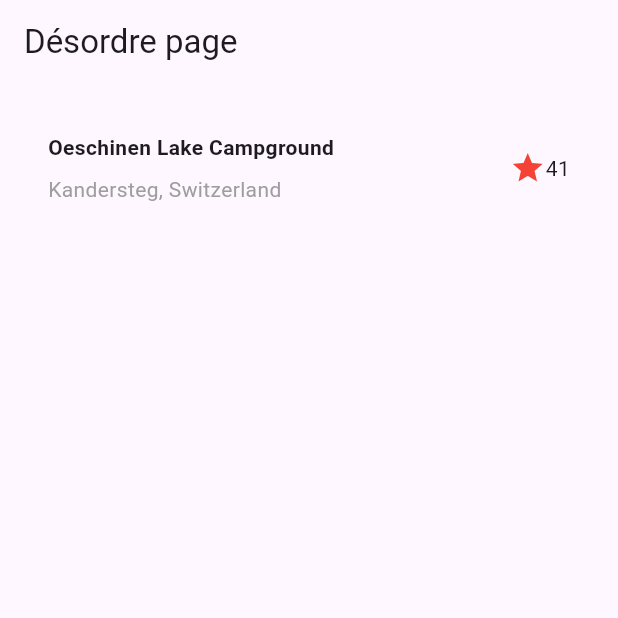
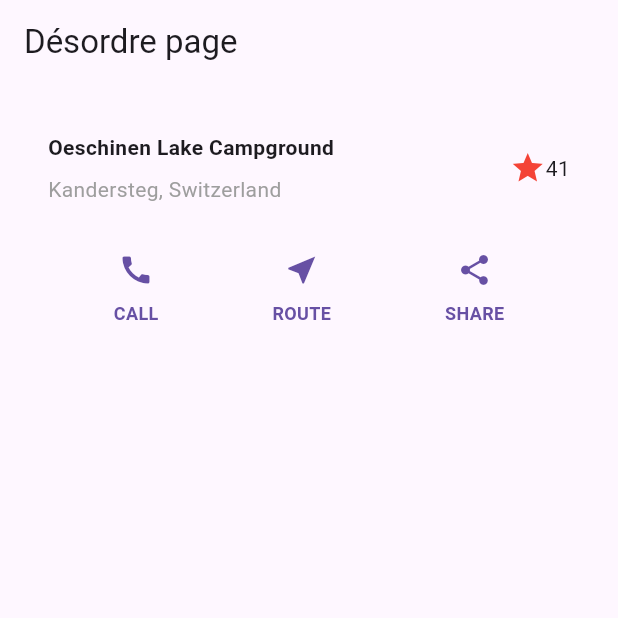
Before and after one commit to ykomara/Flutter-app-test, a Flutter app: the screen it shows after launch, on a phone screen of 412 x 824 dp, the top half of it. Run offline on Flutter 3.47's test engine with Material 3 defaults, Android fonts, the phone set to English and light mode, and no system bars.

```diff
--- a/lib/main.dart
+++ b/lib/main.dart
@@ -22,6 +22,7 @@ class MyApp extends StatelessWidget {
               name: 'Oeschinen Lake Campground',
               location: 'Kandersteg, Switzerland',
             ),
+            ButtonSection(),
             ],
           ),
         ),
@@ -81,3 +82,67 @@ class TitleSection extends StatelessWidget {
     );
   }
 }
+
+class ButtonSection extends StatelessWidget {
+  const ButtonSection({super.key});
+
+  @override
+  Widget build(BuildContext context) {
+    final Color color = Theme.of(context).primaryColor;
+    return SizedBox(
+      child: Row(
+        mainAxisAlignment: MainAxisAlignment.spaceEvenly,
+        children: [
+          ButtonWithText(
+            color: color,
+            icon: Icons.call,
+            label: 'CALL',
+          ),
+          ButtonWithText(
+            color: color,
+            icon: Icons.near_me,
+            label: 'ROUTE',
+          ),
+          ButtonWithText(
+            color: color,
+            icon: Icons.share,
+            label: 'SHARE',
+          ),
+        ],
+      ),
+    );
+  }
+}
+
+class ButtonWithText extends StatelessWidget {
+  const ButtonWithText({
+    super.key,
+    required this.color,
+    required this.icon,
+    required this.label,
+  });
+
+  final Color color;
+  final IconData icon;
+  final String label;
+
+  @override
+  Widget build(BuildContext context) {
+    return Column(
+      mainAxisSize: MainAxisSize.min,
+      mainAxisAlignment: MainAxisAlignment.center,
+      children: [
+        Icon(icon, color: color),
+        const SizedBox(height: 8),
+        Text(
+          label,
+          style: TextStyle(
+            fontSize: 12,
+            fontWeight: FontWeight.bold,
+            color: color,
+          ),
+        ),
+      ],
+    );
+  }
+}
```
